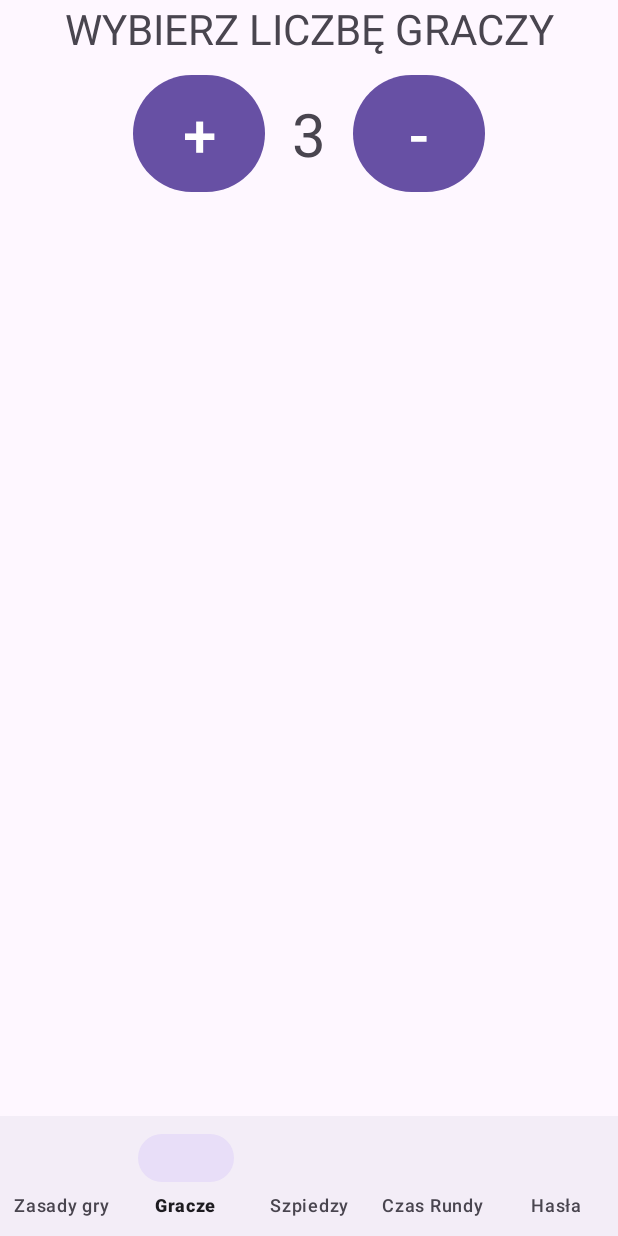
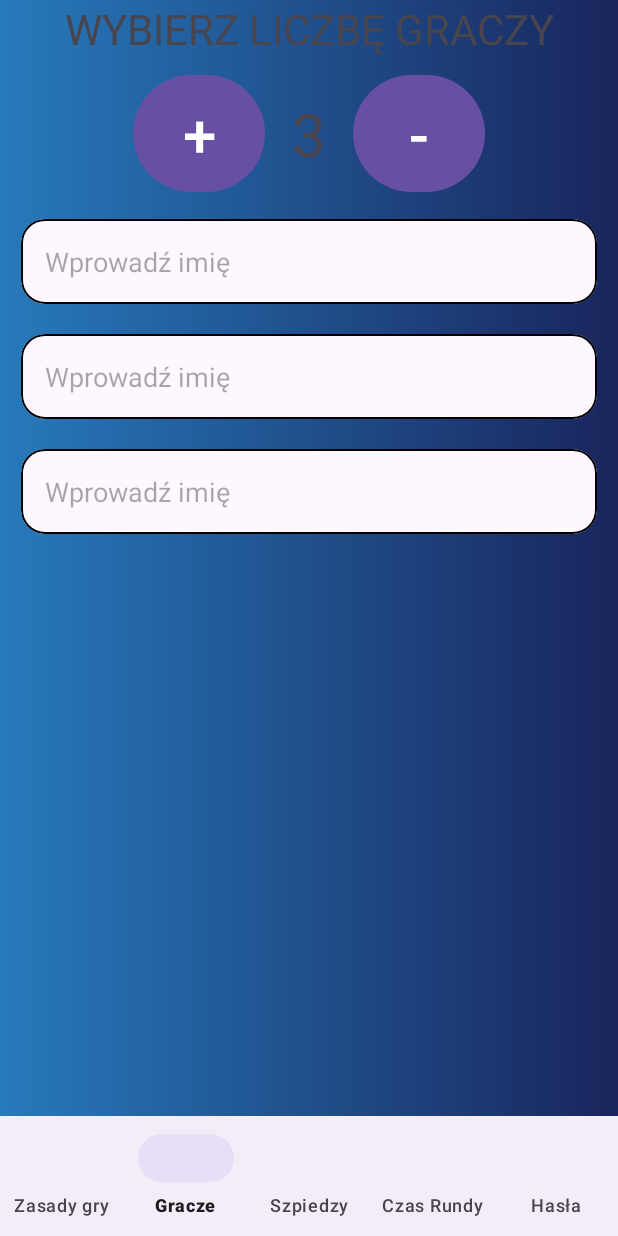
Before and after one commit to ernest-kaminski/Spy, an Android app: the SecondActivity screen opened directly, with no data from a screen before it, item 2 of the bottom bar chosen, on a phone screen of 412 x 824 dp. Run offline under Robolectric (Android 15) with nearby library versions, the phone set to English and light mode, and no system bars.

Commit message:
Ernest commit 12.11 develop playersFragment

```diff
--- a/app/build.gradle
+++ b/app/build.gradle
@@ -29,7 +29,6 @@ android {
 }
 
 dependencies {
-
     implementation 'androidx.appcompat:appcompat:1.6.1'
     implementation 'com.google.android.material:material:1.5.0'
     implementation 'androidx.constraintlayout:constraintlayout:2.1.4'
--- a/app/src/main/java/com/example/spy/mainFragments/PlayersFragment.java
+++ b/app/src/main/java/com/example/spy/mainFragments/PlayersFragment.java
@@ -2,18 +2,26 @@ package com.example.spy.mainFragments;
 
 import android.content.Context;
 import android.os.Bundle;
+import android.text.Editable;
+import android.text.TextWatcher;
+import android.util.Log;
 import android.view.LayoutInflater;
 import android.view.View;
 import android.view.ViewGroup;
 import android.widget.Button;
+import android.widget.EditText;
 import android.widget.TextView;
 
 import androidx.annotation.NonNull;
 import androidx.annotation.Nullable;
+import androidx.appcompat.widget.LinearLayoutCompat;
 import androidx.fragment.app.Fragment;
 
 import com.example.spy.R;
 import com.example.spy.appRunner;
+import com.example.spy.models.SpyGameModel;
+
+import java.util.ArrayList;
 
 public class PlayersFragment extends Fragment {
 
@@ -21,6 +29,12 @@ public class PlayersFragment extends Fragment {
     Button minus_btn;
     TextView count;
     int counter;
+
+    private LinearLayoutCompat linearLayoutWithNames;
+    private ArrayList<String> playersNames;
+    private String lastRemovedName = "";
+    private SpyGameModel spyGameModel;
+    private Context context;
 
     @Nullable
     @Override
@@ -30,10 +44,16 @@ public class PlayersFragment extends Fragment {
         plus_btn = (Button) v.findViewById(R.id.player_btn_plus);
         minus_btn = (Button) v.findViewById(R.id.player_btn_minus);
         count = (TextView) v.findViewById(R.id.player_counter);
+        linearLayoutWithNames = (LinearLayoutCompat) v.findViewById(R.id.player_fragment_linear_layout_content_names);
 
-        Context context = getActivity().getApplicationContext();
-        counter = ((appRunner) context).getSpyGameModel().getNumberOfPlayers();
+
+
+        context = getActivity().getApplicationContext();
+        spyGameModel = ((appRunner) context).getSpyGameModel();
+        playersNames = spyGameModel.getPlayersNames();
+        counter = spyGameModel.getNumberOfPlayers();
         count.setText(String.valueOf(counter));
+        initializePlayersNamesViews(counter);
 
         plus_btn.setOnClickListener(new View.OnClickListener() {
             @Override
@@ -41,8 +61,8 @@ public class PlayersFragment extends Fragment {
                 if(counter <= 8){
                     counter++;
                     ((appRunner) context).getSpyGameModel().setNumberOfPlayers(counter);
-                    count.setText(String.valueOf(counter))
-                    ;
+                    count.setText(String.valueOf(counter));
+                    addPlayerNameView();
                 }
             }
         });
@@ -55,11 +75,73 @@ public class PlayersFragment extends Fragment {
                     counter--;
                     ((appRunner) context).getSpyGameModel().setNumberOfPlayers(counter);
                     count.setText(String.valueOf(counter));
+                    removePlayerNameView();
             }
         }});
-
 
         return v;
 
     }
+
+    private void initializePlayersNamesViews(int numberOfPlayers){
+        for(int i=0; i<numberOfPlayers; i++){
+            addPlayerNameView();
+        }
+    }
+
+    private void addPlayerNameView(){
+        int id = linearLayoutWithNames.getChildCount();
+        View nameContent = getLayoutInflater().inflate(R.layout.name_row, null, false);
+        EditText name_row_content = (EditText) nameContent.findViewById(R.id.name_row_content);
+
+            if(!spyGameModel.getPlayersNames().get(id).equals("") && !spyGameModel.getPlayersNames().get(id).equals(null)){
+                String name = spyGameModel.getPlayersNames().get(id);
+                name_row_content.setText(name);
+                playersNames.add(name);
+                lastRemovedName = "";
+            }else if(!lastRemovedName.equals("") && !lastRemovedName.equals(null)){
+                name_row_content.setText(lastRemovedName);
+                playersNames.add(lastRemovedName);
+                lastRemovedName = "";
+            }else{
+                playersNames.add("");
+            }
+
+            spyGameModel.setPlayersNames(playersNames);
+            updateSpyGameModel(spyGameModel);
+
+
+        linearLayoutWithNames.addView(nameContent);
+        name_row_content.addTextChangedListener(new TextWatcher() {
+            @Override
+            public void beforeTextChanged(CharSequence s, int start, int count, int after) {
+
+            }
+
+            @Override
+            public void onTextChanged(CharSequence s, int start, int before, int count) {
+                playersNames.set(id, s.toString());
+                spyGameModel.setPlayersNames(playersNames);
+                updateSpyGameModel(spyGameModel);
+            }
+
+            @Override
+            public void afterTextChanged(Editable s) {
+
+            }
+        });
+    }
+
+    private void removePlayerNameView(){
+        lastRemovedName = playersNames.get(playersNames.size()-1);
+        linearLayoutWithNames.removeView(linearLayoutWithNames.getChildAt(linearLayoutWithNames.getChildCount()-1));
+        playersNames.remove(playersNames.size()-1);
+        spyGameModel.setPlayersNames(playersNames);
+        updateSpyGameModel(spyGameModel);
+    }
+
+    private void updateSpyGameModel(SpyGameModel spyGameModel){
+        ((appRunner) context).setSpyGameModel(spyGameModel);
+    }
+
 }
--- a/app/src/main/java/com/example/spy/models/SpyGameModel.java
+++ b/app/src/main/java/com/example/spy/models/SpyGameModel.java
@@ -1,8 +1,11 @@
 package com.example.spy.models;
+
+import java.util.ArrayList;
 
 public class SpyGameModel {
     private int numberOfPlayers;
     private int numberOfSpies;
+    private ArrayList<String> playersNames;
 
    public SpyGameModel(){
 
@@ -11,6 +14,10 @@ public class SpyGameModel {
    public SpyGameModel(int numberOfPlayers, int numberOfSpies){
        this.numberOfPlayers = numberOfPlayers;
        this.numberOfSpies = numberOfSpies;
+       playersNames = new ArrayList<String>();
+       for(int i =0; i<numberOfPlayers; i++){
+           playersNames.add("");
+       }
    }
 
    public void setNumberOfPlayers(int numberOfPlayers){
@@ -28,4 +35,12 @@ public class SpyGameModel {
     public void setNumberOfSpies(int numberOfSpies) {
         this.numberOfSpies = numberOfSpies;
     }
+
+    public ArrayList<String> getPlayersNames() {
+        return playersNames;
+    }
+
+    public void setPlayersNames(ArrayList<String> playersNames) {
+        this.playersNames = playersNames;
+    }
 }
--- a/app/src/main/res/layout/activity_second.xml
+++ b/app/src/main/res/layout/activity_second.xml
@@ -4,7 +4,8 @@
     xmlns:tools="http://schemas.android.com/tools"
     android:layout_width="match_parent"
     android:layout_height="match_parent"
-    tools:context=".SecondActivity">
+    tools:context=".SecondActivity"
+    android:background="@drawable/gradient_background">
 
 
     <FrameLayout
--- /dev/null
+++ b/app/src/main/res/layout/name_row.xml
@@ -0,0 +1,35 @@
+<?xml version="1.0" encoding="utf-8"?>
+<androidx.constraintlayout.widget.ConstraintLayout xmlns:android="http://schemas.android.com/apk/res/android"
+    xmlns:tools="http://schemas.android.com/tools"
+    android:layout_width="match_parent"
+    android:layout_height="wrap_content"
+    xmlns:app="http://schemas.android.com/apk/res-auto"
+    android:padding="6dp"
+
+    >
+
+    <com.google.android.material.card.MaterialCardView
+        android:layout_width="match_parent"
+        android:layout_height="wrap_content"
+        android:layout_margin="8dp"
+        android:elevation="16dp"
+        app:cardCornerRadius="16dp"
+        app:strokeWidth="1dp"
+        app:strokeColor="@color/black"
+        app:layout_constraintBottom_toBottomOf="parent"
+        tools:layout_editor_absoluteX="20dp">
+
+        <EditText
+            android:id="@+id/name_row_content"
+            android:layout_width="match_parent"
+            android:layout_height="wrap_content"
+            android:layout_margin="8dp"
+            android:background="@null"
+            android:hint="@string/string_name_hint"
+            android:padding="8dp"
+            android:textSize="18sp" />
+
+
+    </com.google.android.material.card.MaterialCardView>
+
+</androidx.constraintlayout.widget.ConstraintLayout>
--- a/app/src/main/res/layout/players_fragment.xml
+++ b/app/src/main/res/layout/players_fragment.xml
@@ -5,6 +5,7 @@
     xmlns:app="http://schemas.android.com/apk/res-auto">
 
     <androidx.appcompat.widget.LinearLayoutCompat
+        android:id="@+id/player_fragment_linear_layout_counter"
         android:layout_width="match_parent"
         android:layout_height="wrap_content"
         android:orientation="horizontal"
@@ -54,6 +55,16 @@
         app:layout_constraintStart_toStartOf="parent"
         app:layout_constraintTop_toTopOf="parent" />
 
+    <androidx.appcompat.widget.LinearLayoutCompat
+        android:orientation="vertical"
+        android:id="@+id/player_fragment_linear_layout_content_names"
+        android:layout_width="match_parent"
+        android:layout_height="0dp"
+        app:layout_constraintTop_toBottomOf="@id/player_fragment_linear_layout_counter"
+        app:layout_constraintBottom_toBottomOf="parent"
+        >
+    </androidx.appcompat.widget.LinearLayoutCompat>
+
 
 
 </androidx.constraintlayout.widget.ConstraintLayout>
--- a/app/src/main/res/values/strings.xml
+++ b/app/src/main/res/values/strings.xml
@@ -2,4 +2,5 @@
     <string name="app_name">Spy</string>
     <string name="start_click">KLIKNIJ ABY KONTYNUOWAĆ</string>
     <string name="string_start">Witaj w grze Szpieg</string>
+    <string name="string_name_hint">Wprowadź imię</string>
 </resources>
```
